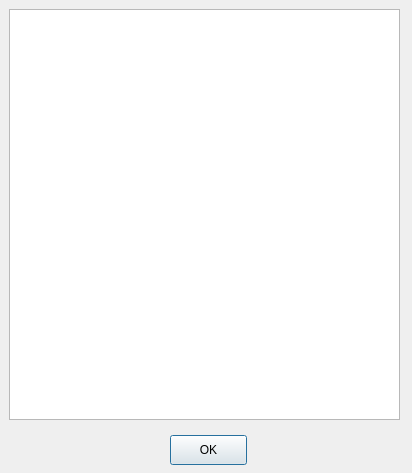
Above: helpdialog.ui from dkanafeev/course-work.Calendar. before the change. Below: the same form after it.
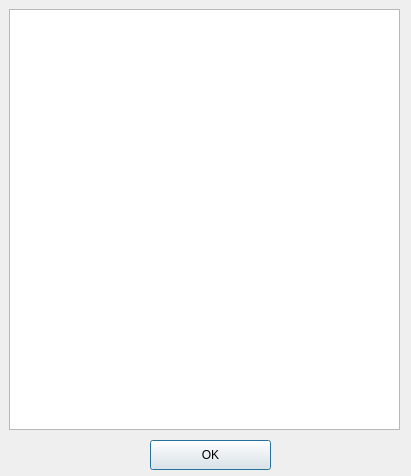
That is the form after the change.

What changed in the file:
```diff
--- a/helpdialog.ui
+++ b/helpdialog.ui
@@ -6,10 +6,16 @@
    <rect>
     <x>0</x>
     <y>0</y>
-    <width>412</width>
-    <height>473</height>
+    <width>411</width>
+    <height>476</height>
    </rect>
   </property>
+  <property name="maximumSize">
+   <size>
+    <width>411</width>
+    <height>476</height>
+   </size>
+  </property>
   <property name="windowTitle">
    <string>Dialog</string>
   </property>
@@ -19,7 +25,7 @@
      <x>9</x>
      <y>9</y>
      <width>391</width>
-     <height>411</height>
+     <height>421</height>
     </rect>
    </property>
    <layout class="QHBoxLayout" name="helpLayout">
@@ -28,30 +34,30 @@
     </item>
    </layout>
   </widget>
-  <widget class="QWidget" name="gridLayoutWidget">
-   <property name="geometry">
-    <rect>
-     <x>170</x>
-     <y>420</y>
-     <width>77</width>
-     <height>61</height>
-    </rect>
-   </property>
-   <layout class="QGridLayout" name="okButtonLayout">
-    <item row="0" column="0">
      <widget class="QPushButton" name="okCloseHelpDialogButton">
+   <property name="geometry">
+    <rect>
+     <x>150</x>
+     <y>440</y>
+     <width>121</width>
+     <height>30</height>
+    </rect>
+   </property>
       <property name="minimumSize">
        <size>
         <width>0</width>
         <height>30</height>
        </size>
       </property>
+   <property name="maximumSize">
+    <size>
+     <width>121</width>
+     <height>30</height>
+    </size>
+   </property>
       <property name="text">
        <string>OK</string>
       </property>
-     </widget>
-    </item>
-   </layout>
   </widget>
  </widget>
  <resources/>
```
Left out of the diff: 2 changed lines with no effect on the pictures. Lines whose indentation alone changed are shown as unchanged.
